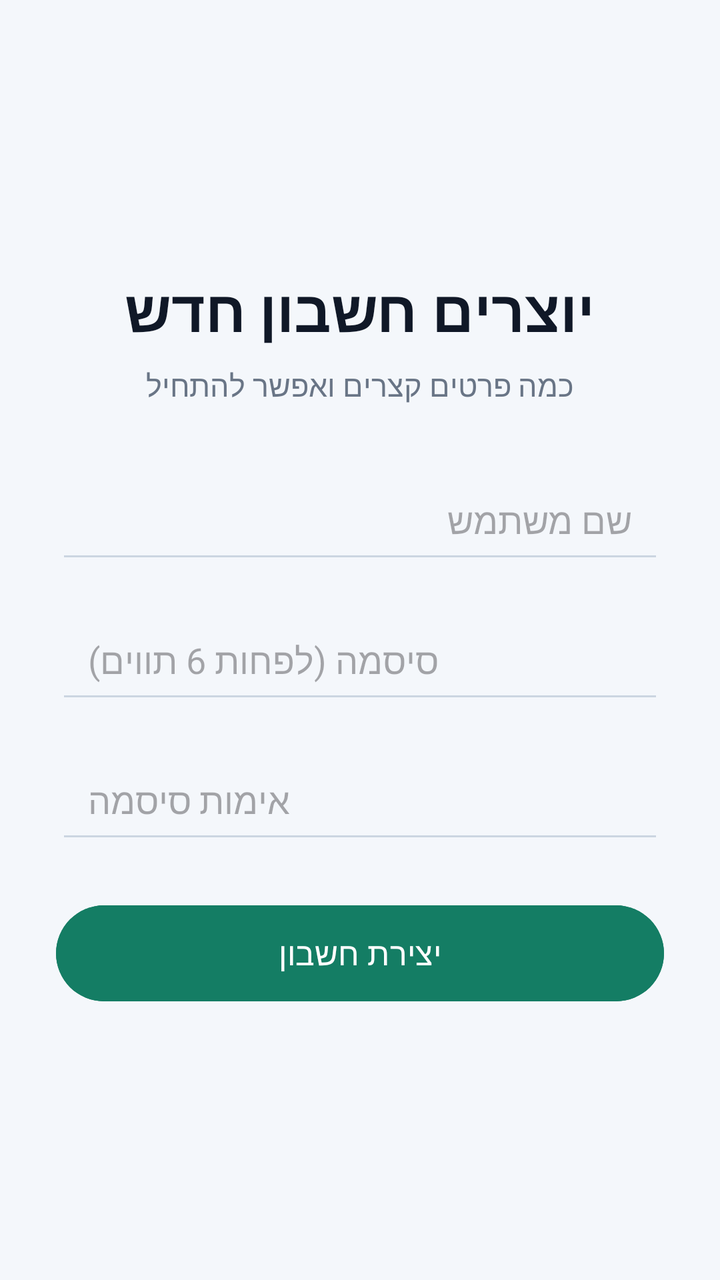
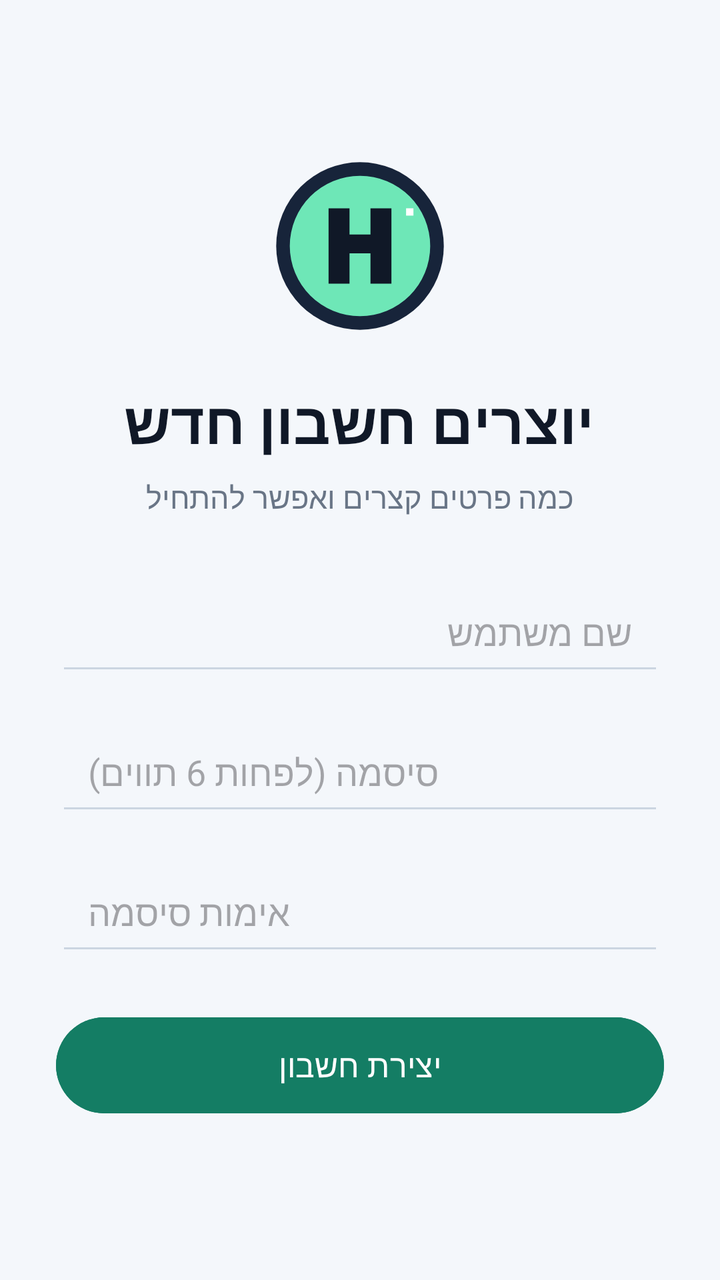

The first picture is an Android layout as it rendered before a commit; the second is the same layout after the commit. The layout source and the unified diff follow.
<!-- AndroidManifest.xml: application theme Theme.Bomba2 -->
<!-- res/layout/activity_register.xml -->
<?xml version="1.0" encoding="utf-8"?>
<ScrollView xmlns:android="http://schemas.android.com/apk/res/android"
    android:layout_width="match_parent"
    android:layout_height="match_parent"
    android:background="#F4F7FB"
    android:fillViewport="true">

    <LinearLayout
        android:layout_width="match_parent"
        android:layout_height="wrap_content"
        android:gravity="center"
        android:orientation="vertical"
        android:padding="28dp">

        <TextView
            android:layout_width="wrap_content"
            android:layout_height="wrap_content"
            android:text="יוצרים חשבון חדש"
            android:textColor="#101827"
            android:textSize="29sp"
            android:textStyle="bold" />

        <TextView
            android:layout_width="wrap_content"
            android:layout_height="wrap_content"
            android:layout_marginTop="8dp"
            android:layout_marginBottom="28dp"
            android:text="כמה פרטים קצרים ואפשר להתחיל"
            android:textColor="#697586"
            android:textSize="15sp" />

        <EditText
            android:id="@+id/etRegUser"
            android:layout_width="match_parent"
            android:layout_height="56dp"
            android:layout_marginBottom="14dp"
            android:backgroundTint="#CBD5E1"
            android:hint="שם משתמש"
            android:inputType="text"
            android:paddingHorizontal="16dp"
            android:singleLine="true" />

        <EditText
            android:id="@+id/etRegPass"
            android:layout_width="match_parent"
            android:layout_height="56dp"
            android:layout_marginBottom="14dp"
            android:backgroundTint="#CBD5E1"
            android:hint="סיסמה (לפחות 6 תווים)"
            android:inputType="textPassword"
            android:paddingHorizontal="16dp"
            android:singleLine="true" />

        <EditText
            android:id="@+id/etRegConfirm"
            android:layout_width="match_parent"
            android:layout_height="56dp"
            android:layout_marginBottom="22dp"
            android:backgroundTint="#CBD5E1"
            android:hint="אימות סיסמה"
            android:inputType="textPassword"
            android:paddingHorizontal="16dp"
            android:singleLine="true" />

        <Button
            android:id="@+id/btnRegister"
            android:layout_width="match_parent"
            android:layout_height="56dp"
            android:backgroundTint="#147D64"
            android:text="יצירת חשבון"
            android:textAllCaps="false"
            android:textSize="16sp" />
    </LinearLayout>
</ScrollView>
<!-- resources referenced by this layout -->
<resources>
  <style name="Theme.Bomba2" parent="Base.Theme.Bomba2" />
  <style name="Base.Theme.Bomba2" parent="Theme.Material3.DayNight.NoActionBar">
          
          
      </style>
</resources>

<!-- the commit's change to res/layout/activity_register.xml (unified diff, before → after) -->
@@ -12,9 +12,18 @@
         android:orientation="vertical"
         android:padding="28dp">
 
+        <ImageView
+            android:layout_width="88dp"
+            android:layout_height="88dp"
+            android:layout_marginBottom="24dp"
+            android:contentDescription="סמל האפליקציה"
+            android:scaleType="fitCenter"
+            android:src="@drawable/ic_brand_mark" />
+
         <TextView
             android:layout_width="wrap_content"
             android:layout_height="wrap_content"
+            android:gravity="center"
             android:text="יוצרים חשבון חדש"
             android:textColor="#101827"
             android:textSize="29sp"
<!-- resource entries referenced after the edit -->
@@ -1,5 +1,25 @@
 <!-- resources referenced by this layout -->
 <resources>
+  <!-- drawable ic_brand_mark (drawable) -->
+  <?xml version="1.0" encoding="utf-8"?>
+  <vector xmlns:android="http://schemas.android.com/apk/res/android"
+      android:width="168dp"
+      android:height="168dp"
+      android:viewportWidth="168"
+      android:viewportHeight="168">
+      <path
+          android:fillColor="#17243A"
+          android:pathData="M84,4A80,80 0,1 0,84 164A80,80 0,1 0,84 4" />
+      <path
+          android:fillColor="#6EE7B7"
+          android:pathData="M84,17A67,67 0,1 0,84 151A67,67 0,1 0,84 17" />
+      <path
+          android:fillColor="#101827"
+          android:pathData="M54,48h20v25h20V48h20v72H94V91H74v29H54z" />
+      <path
+          android:fillColor="#FFFFFF"
+          android:pathData="M128,48h7v7h-7z" />
+  </vector>
   <style name="Theme.Bomba2" parent="Base.Theme.Bomba2" />
   <style name="Base.Theme.Bomba2" parent="Theme.Material3.DayNight.NoActionBar">
           
